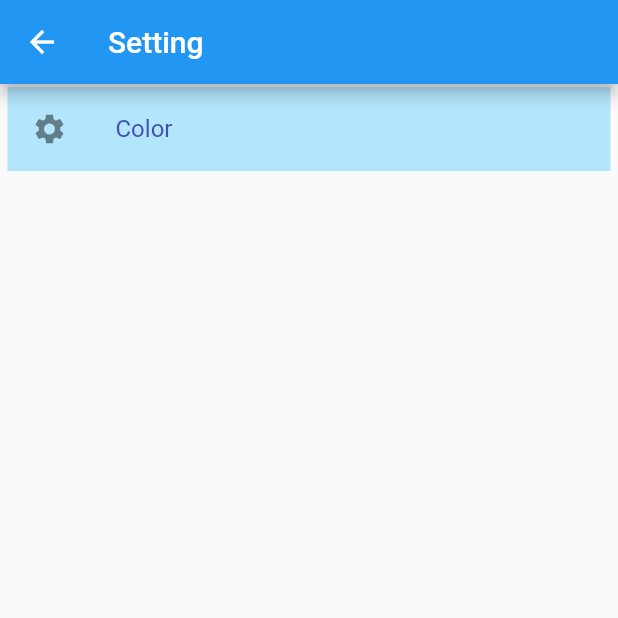
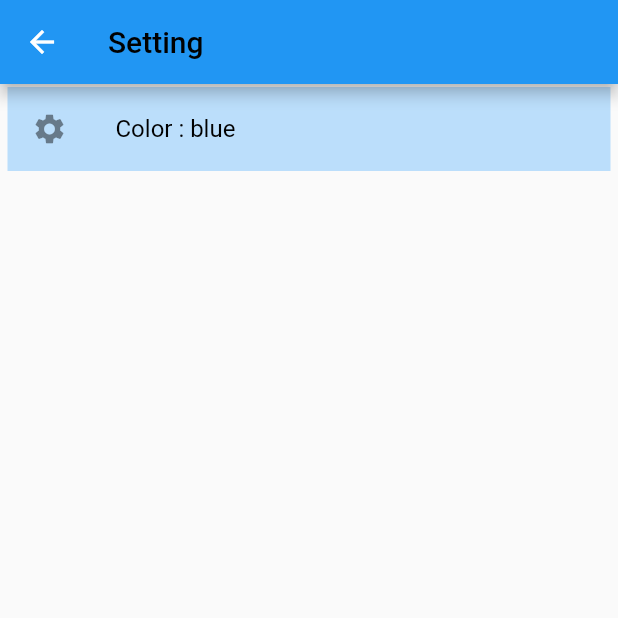
Before and after one commit to KombangkoeDias/FlashCard, a Flutter app: the FourthScreen screen opened by its route, on a phone screen of 412 x 824 dp, the top half of it. Run offline on Flutter 3.47's test engine with Material 2 defaults, Android fonts, the phone set to English and light mode, and no system bars; our stand-ins replace flutter_spinkit.

Commit message:
Add color theme for all

```diff
--- a/lib/FourthScreen.dart
+++ b/lib/FourthScreen.dart
@@ -12,8 +12,11 @@ class FourthScreen extends StatefulWidget {
 
 class _FourthScreenState extends State<FourthScreen> {
   List<String> Settings = ["Color"];
+  List<String> Setted = [''];
   bool loading = false;
   bool value = true;
+  MaterialColor ThemeColor = Colors.lightBlue;
+  Color TextColor = Colors.black;
 
   Future<void> OpenCupertino(){
     return showDialog<void>(
@@ -32,25 +35,26 @@ class _FourthScreenState extends State<FourthScreen> {
                     child: Text(
                         "Blue (default)"
                     ),
-                    onPressed: () {writeColor('blue'); Navigator.of(context).pop();},
+                    onPressed: () {writeColor('blue'); Navigator.of(context).pop();loadColor();
+                    },
                   ),
                   RaisedButton(
                     child: Text(
                       "Green"
                     ),
-                    onPressed: () {writeColor('green'); Navigator.of(context).pop();},
+                    onPressed: () {writeColor('green'); Navigator.of(context).pop(); loadColor();},
                   ),
                   RaisedButton(
                     child: Text(
                         "Red"
                     ),
-                    onPressed: () {writeColor('red'); Navigator.of(context).pop(); },
+                    onPressed: () {writeColor('red'); Navigator.of(context).pop();loadColor(); },
                   ),
                   RaisedButton(
                     child: Text(
                         "Yellow"
                     ),
-                    onPressed: () {writeColor('yellow'); Navigator.of(context).pop();},
+                    onPressed: () {writeColor('yellow'); Navigator.of(context).pop();loadColor();},
                   )
                 ],
               )
@@ -73,9 +77,8 @@ class _FourthScreenState extends State<FourthScreen> {
     setState(() {
       loading = true;
     });
-    /*
-    load preferences
-     */
+
+
     await Future.delayed(const Duration(milliseconds: 500),() {
       setState(() {
         loading = false;
@@ -83,20 +86,49 @@ class _FourthScreenState extends State<FourthScreen> {
     });
   }
 
+  void loadColor(){
+    readColor().then((color) {
+      setState(() {
+        ThemeColor = color['ThemeColor'];
+        TextColor = color['TextColor'];
+      });
+      setState(() {
+        Setted[0] = currentColor();
+      });
+    });
+  }
+
+  String currentColor(){
+    if (ThemeColor == Colors.lightBlue){
+      return 'blue';
+    }
+    else if (ThemeColor == Colors.lightGreen){
+      return 'green';
+    }
+    else if (ThemeColor == Colors.yellow){
+      return 'yellow';
+    }
+    else if (ThemeColor == Colors.red){
+      return 'red';
+    }
+    else{
+      return 'blue';
+    }
+  }
+
   List<Widget> drawSettingList(){
     List<Widget> list = new List<Widget>();
     for (int i = 0;i < Settings.length; ++i){
-      print(Settings[i]);
       list.add(new GestureDetector(
         child: Padding(
           padding: const EdgeInsets.fromLTRB(5,2,5,2),
           child: Ink(
-            color: Colors.lightBlue[100],
+            color: ThemeColor[100],
             child: ListTile(
               leading: Icon(Icons.settings),
               title: Text(
-                  Settings[i],
-                  style: TextStyle(color: Colors.indigo)
+                  Settings[i] + " : " + Setted[i],
+                  style: TextStyle(color: TextColor)
               ),
             ),
           ),
@@ -111,15 +143,24 @@ class _FourthScreenState extends State<FourthScreen> {
   @override
   Widget build(BuildContext context) {
     if (value){
+      loadColor();
       loadPreference();
       setState(() {
         value = false;
       });
+      setState(() {
+        Setted[0] = currentColor();
+      });
     }
+
     return Scaffold(
         appBar: AppBar(
+          backgroundColor: ThemeColor,
           title: Text(
             'Setting',
+            style: TextStyle(
+              color: TextColor
+            ),
           ),
         ),
         body:  LayoutBuilder(
@@ -129,7 +170,7 @@ class _FourthScreenState extends State<FourthScreen> {
                   if (loading){
                     return Center(
                         child: SpinKitRotatingCircle(
-                          color: Colors.blue,
+                          color: ThemeColor,
                           size: 50.0,
                         )
                     );
```
Also changed, not shown: lib/FirstScreen.dart (+5 -5 lines), lib/Home.dart (+9 -6 lines), lib/PracticeScreen.dart (+20 -5 lines), lib/SecondScreen.dart (+21 -5 lines), lib/ThirdScreen.dart (+18 -5 lines), lib/configureSet.dart (+22 -9 lines), lib/helper_functions/settings.dart (+4 -8 lines).
